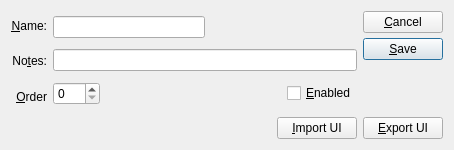
Old version of the form guiclient/uiform.ui in the repository Pegasus-RPG/xtuple-client.
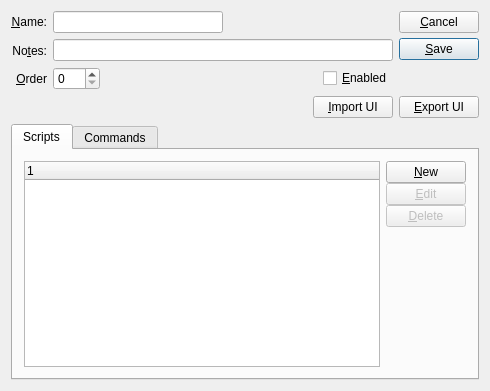
New version of the form. Custom widgets are drawn as their Qt base class.

Commit message: Added in some convenience functionality on uiform screen to list scripts and commands related to the form and allow editing from that window.

What changed in the file:
```diff
--- a/guiclient/uiform.ui
+++ b/guiclient/uiform.ui
@@ -5,8 +5,8 @@
    <rect>
     <x>0</x>
     <y>0</y>
-    <width>454</width>
-    <height>150</height>
+    <width>490</width>
+    <height>391</height>
    </rect>
   </property>
   <property name="windowTitle" >
@@ -241,6 +241,153 @@
      </item>
     </layout>
    </item>
+   <item>
+    <widget class="QTabWidget" name="tabWidget" >
+     <property name="sizePolicy" >
+      <sizepolicy vsizetype="Expanding" hsizetype="Expanding" >
+       <horstretch>0</horstretch>
+       <verstretch>1</verstretch>
+      </sizepolicy>
+     </property>
+     <property name="currentIndex" >
+      <number>0</number>
+     </property>
+     <widget class="QWidget" name="_scriptTab" >
+      <attribute name="title" >
+       <string>Scripts</string>
+      </attribute>
+      <layout class="QHBoxLayout" >
+       <item>
+        <widget class="XTreeWidget" name="_script" >
+         <property name="sizePolicy" >
+          <sizepolicy vsizetype="Expanding" hsizetype="Expanding" >
+           <horstretch>0</horstretch>
+           <verstretch>0</verstretch>
+          </sizepolicy>
+         </property>
+        </widget>
+       </item>
+       <item>
+        <layout class="QVBoxLayout" >
+         <property name="spacing" >
+          <number>0</number>
+         </property>
+         <item>
+          <widget class="QPushButton" name="_scriptNew" >
+           <property name="text" >
+            <string>&amp;New</string>
+           </property>
+          </widget>
+         </item>
+         <item>
+          <widget class="QPushButton" name="_scriptEdit" >
+           <property name="enabled" >
+            <bool>false</bool>
+           </property>
+           <property name="text" >
+            <string>&amp;Edit</string>
+           </property>
+          </widget>
+         </item>
+         <item>
+          <widget class="QPushButton" name="_scriptDelete" >
+           <property name="enabled" >
+            <bool>false</bool>
+           </property>
+           <property name="text" >
+            <string>&amp;Delete</string>
+           </property>
+          </widget>
+         </item>
+         <item>
+          <spacer>
+           <property name="orientation" >
+            <enum>Qt::Vertical</enum>
+           </property>
+           <property name="sizeType" >
+            <enum>QSizePolicy::Expanding</enum>
+           </property>
+           <property name="sizeHint" >
+            <size>
+             <width>77</width>
+             <height>92</height>
+            </size>
+           </property>
+          </spacer>
+         </item>
+        </layout>
+       </item>
+      </layout>
+     </widget>
+     <widget class="QWidget" name="_cmdTab" >
+      <attribute name="title" >
+       <string>Commands</string>
+      </attribute>
+      <layout class="QHBoxLayout" >
+       <item>
+        <widget class="XTreeWidget" name="_commands" >
+         <property name="sizePolicy" >
+          <sizepolicy vsizetype="Expanding" hsizetype="Expanding" >
+           <horstretch>0</horstretch>
+           <verstretch>0</verstretch>
+          </sizepolicy>
+         </property>
+        </widget>
+       </item>
+       <item>
+        <layout class="QVBoxLayout" >
+         <property name="spacing" >
+          <number>0</number>
+         </property>
+         <item>
+          <widget class="QPushButton" name="_cmdNew" >
+           <property name="text" >
+            <string>&amp;New</string>
+           </property>
+          </widget>
+         </item>
+         <item>
+          <widget class="QPushButton" name="_cmdEdit" >
+           <property name="enabled" >
+            <bool>false</bool>
+           </property>
+           <property name="text" >
+            <string>&amp;Edit</string>
+           </property>
+          </widget>
+         </item>
+         <item>
+          <widget class="QPushButton" name="_cmdDelete" >
+           <property name="enabled" >
+            <bool>false</bool>
+           </property>
+           <property name="text" >
+            <string>&amp;Delete</string>
+           </property>
+          </widget>
+         </item>
+         <item>
+          <spacer>
+           <property name="orientation" >
+            <enum>Qt::Vertical</enum>
+           </property>
+           <property name="sizeType" >
+            <enum>QSizePolicy::Expanding</enum>
+           </property>
+           <property name="sizeHint" >
+            <size>
+             <width>20</width>
+             <height>20</height>
+            </size>
+           </property>
+          </spacer>
+         </item>
+        </layout>
+       </item>
+      </layout>
+     </widget>
+    </widget>
+   </item>
   </layout>
  </widget>
  <layoutdefault spacing="6" margin="11" />
@@ -251,6 +398,11 @@
    <extends>QLineEdit</extends>
    <header>xlineedit.h</header>
   </customwidget>
+  <customwidget>
+   <class>XTreeWidget</class>
+   <extends>QTreeWidget</extends>
+   <header>xtreewidget.h</header>
+  </customwidget>
  </customwidgets>
  <tabstops>
   <tabstop>_name</tabstop>
```
Left out of the diff: 109 changed lines with no effect on the pictures. The commit also changes 2 other files.
